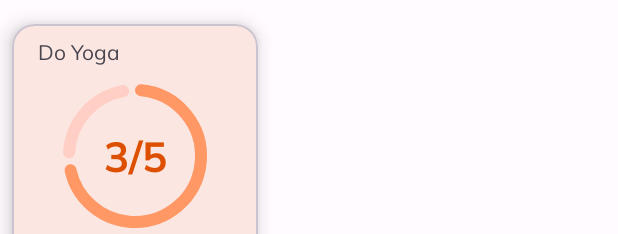
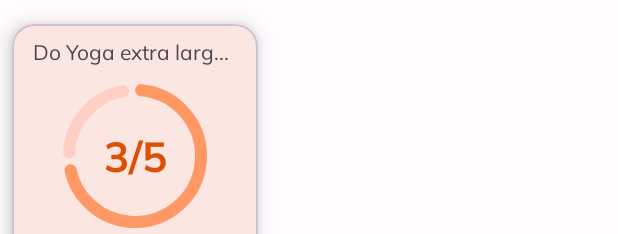
Before and after one commit to stainley/Habit-Tracker, an Android app: the layout card_today_progress.xml on its own in the app's theme, with its tools: preview values and no code run, on a phone screen of 412 x 824 dp. Shown: the top 234 px of the screen. Run offline under Robolectric (Android 15) with nearby library versions, the phone set to English and light mode, and no system bars; Roboto replaces fonts that are not available here.

```diff
--- a/app/src/main/java/ca/lambton/habittracker/community/dao/PostDao.java
+++ b/app/src/main/java/ca/lambton/habittracker/community/dao/PostDao.java
@@ -31,7 +31,7 @@ public abstract class PostDao {
     public abstract LiveData<List<Post>> getAllMyPost(String userId);
 
     @Transaction
-    @Query(value = "SELECT * FROM POST_TABLE")
+    @Query(value = "SELECT * FROM POST_TABLE ORDER BY POST_CREATION_DATE DESC")
     public abstract LiveData<List<PostComment>> getAllPostWithComments();
 
 }
--- a/app/src/main/java/ca/lambton/habittracker/community/repository/PostRepository.java
+++ b/app/src/main/java/ca/lambton/habittracker/community/repository/PostRepository.java
@@ -6,10 +6,7 @@ import android.util.Log;
 import androidx.annotation.NonNull;
 import androidx.lifecycle.LiveData;
 
-import com.google.android.gms.tasks.OnFailureListener;
-import com.google.android.gms.tasks.OnSuccessListener;
 import com.google.firebase.firestore.FirebaseFirestore;
-import com.google.firebase.firestore.QuerySnapshot;
 
 import org.jetbrains.annotations.NotNull;
 
--- a/app/src/main/java/ca/lambton/habittracker/view/fragment/progress/TodayReportFragment.java
+++ b/app/src/main/java/ca/lambton/habittracker/view/fragment/progress/TodayReportFragment.java
@@ -50,7 +50,6 @@ public class TodayReportFragment extends Fragment {
 
         binding = FragmentRecycleViewBinding.inflate(LayoutInflater.from(requireContext()));
         recycleView = binding.recycleView;
-        //habitViewModel = new ViewModelProvider(requireActivity(), new HabitViewModelFactory(requireActivity().getApplication())).get(HabitViewModel.class);
         habitViewModel = new ViewModelProvider(requireActivity()).get(HabitViewModel.class);
 
         mUser = FirebaseAuth.getInstance().getCurrentUser();
--- /dev/null
+++ b/app/src/main/res/drawable/ic_time.xml
@@ -0,0 +1,6 @@
+<vector android:height="24dp" android:tint="#525252"
+    android:viewportHeight="24" android:viewportWidth="24"
+    android:width="24dp" xmlns:android="http://schemas.android.com/apk/res/android">
+    <path android:fillColor="@android:color/white" android:pathData="M11.99,2C6.47,2 2,6.48 2,12s4.47,10 9.99,10C17.52,22 22,17.52 22,12S17.52,2 11.99,2zM12,20c-4.42,0 -8,-3.58 -8,-8s3.58,-8 8,-8 8,3.58 8,8 -3.58,8 -8,8z"/>
+    <path android:fillColor="@android:color/white" android:pathData="M12.5,7H11v6l5.25,3.15 0.75,-1.23 -4.5,-2.67z"/>
+</vector>
--- a/app/src/main/res/layout/card_today_progress.xml
+++ b/app/src/main/res/layout/card_today_progress.xml
@@ -18,14 +18,19 @@
 
         <TextView
             android:id="@+id/habit_title"
-            android:layout_width="wrap_content"
+            android:layout_width="0dp"
             android:layout_height="wrap_content"
             android:layout_marginTop="1dp"
+            android:layout_marginEnd="6dp"
+            android:layout_marginStart="6dp"
+            android:maxEms="6"
+            android:maxLines="1"
+            android:ellipsize="end"
             app:layout_constraintEnd_toEndOf="parent"
             app:layout_constraintHorizontal_bias="0.10"
             app:layout_constraintStart_toStartOf="parent"
             app:layout_constraintTop_toTopOf="parent"
-            tools:text="Do Yoga" />
+            tools:text="Do Yoga extra large text" />
 
         <com.google.android.material.progressindicator.CircularProgressIndicator
             android:id="@+id/progress_indicator"
@@ -34,13 +39,13 @@
             android:layout_marginTop="8dp"
             android:layout_marginBottom="12dp"
             android:progress="73"
+            app:indicatorColor="@color/yellow"
             app:indicatorSize="96dp"
             app:layout_constraintBottom_toTopOf="@id/linear_layout"
             app:layout_constraintEnd_toEndOf="parent"
             app:layout_constraintStart_toStartOf="parent"
             app:layout_constraintTop_toBottomOf="@id/habit_title"
             app:trackColor="@color/card_background_light_color"
-            app:indicatorColor="@color/yellow"
             app:trackCornerRadius="8dp"
             app:trackThickness="8dp" />
 
--- a/app/src/main/res/layout/fragment_public_challenges.xml
+++ b/app/src/main/res/layout/fragment_public_challenges.xml
@@ -22,7 +22,7 @@
     <androidx.recyclerview.widget.RecyclerView
         android:id="@+id/publicOngoingHabitsList"
         android:layout_width="match_parent"
-        android:layout_height="wrap_content"
+        android:layout_height="0dp"
         android:layout_marginStart="16dp"
         android:layout_marginEnd="16dp"
         android:padding="8dp"
@@ -30,6 +30,7 @@
         app:layout_constraintLeft_toLeftOf="parent"
         app:layout_constraintRight_toRightOf="parent"
         app:layout_constraintTop_toBottomOf="@+id/publicHabitsLabel"
+        app:layout_constraintBottom_toBottomOf="parent"
         app:spanCount="2"
         tools:listitem="@layout/card_ongoing_public_habit" />
 
--- a/app/src/main/res/values-night/strings.xml
+++ b/app/src/main/res/values-night/strings.xml
@@ -30,4 +30,7 @@
     <string name="hello">Hello</string>
     <string name="public_habits">Public Habits</string>
     <string name="compose">Compose</string>
+    <string name="overall_progress">Overall Progress</string>
+    <string name="consistency">Consistency</string>
+    <string name="_0">0%</string>
 </resources>
--- a/app/src/main/res/values/strings.xml
+++ b/app/src/main/res/values/strings.xml
@@ -57,4 +57,7 @@
     <string name="hello">Hello</string>
     <string name="public_habits">Public Habits</string>
     <string name="compose">Compose</string>
+    <string name="overall_progress">Overall Progress</string>
+    <string name="consistency">Consistency</string>
+    <string name="_0">0%</string>
 </resources>
```
Also changed, not shown: app/src/main/java/ca/lambton/habittracker/community/view/adapter/CommunityAdapter.java (+16 -0 lines), app/src/main/java/ca/lambton/habittracker/view/ongoingHabits/PublicChallengesFragment.java (+12 -11 lines), app/src/main/res/layout/progress_graph.xml (+13 -7 lines), app/src/main/res/layout/row_card_community.xml (+7 -6 lines).
